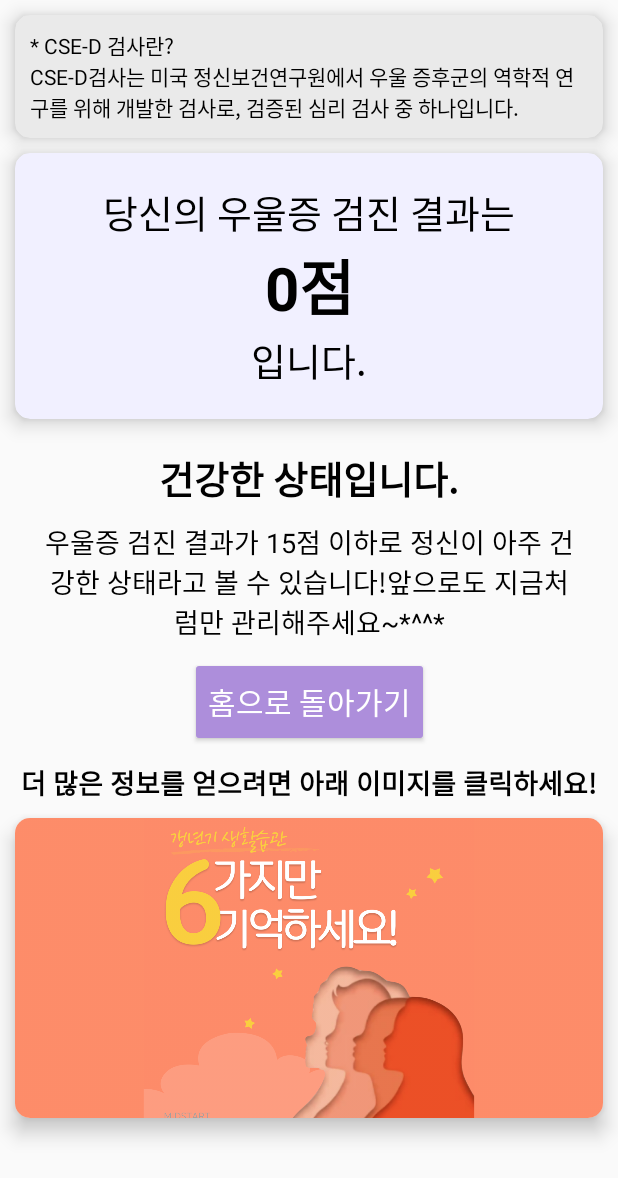
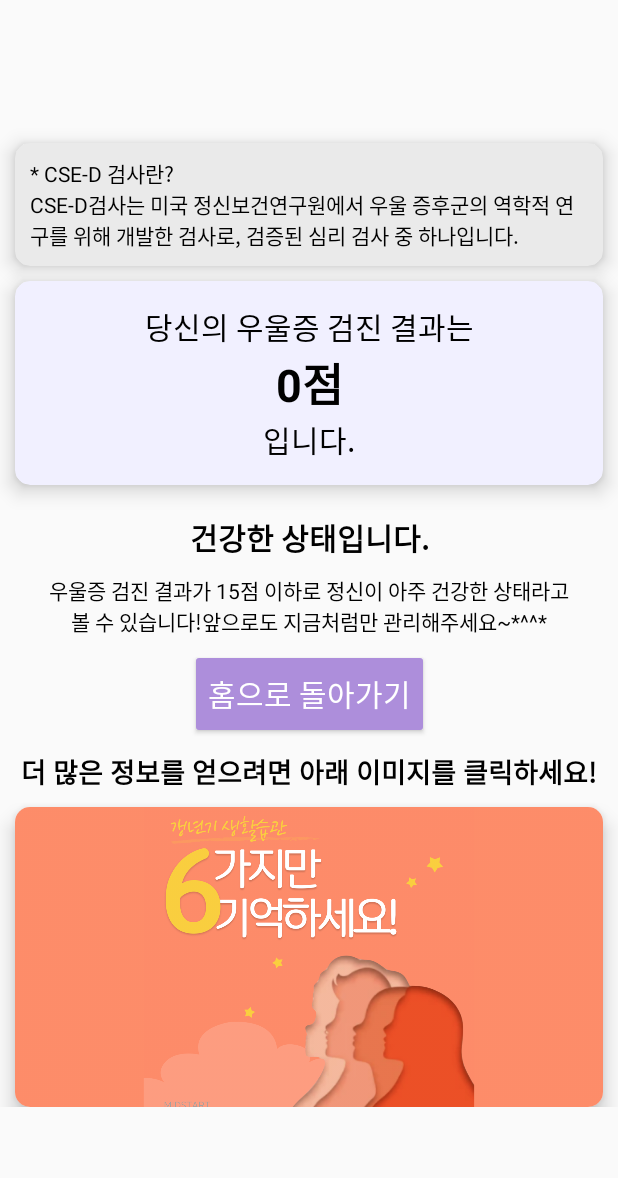
Before and after one commit to Midstart/Midstart_repo, an Android app: the CESresActivity screen opened directly, with no data from a screen before it, on a phone screen of 412 x 824 dp. Shown: the top 1178 px of the screen. Run offline under Robolectric (Android 15) with nearby library versions, the phone set to English and light mode, and no system bars.

Commit message:
우울증 검사 수정

```diff
--- a/app/src/main/res/layout/activity_cesres.xml
+++ b/app/src/main/res/layout/activity_cesres.xml
@@ -3,7 +3,9 @@
     xmlns:app="http://schemas.android.com/apk/res-auto"
     xmlns:tools="http://schemas.android.com/tools"
     android:layout_width="match_parent"
-    android:layout_height="match_parent"
+    android:layout_height="wrap_content"
+    android:gravity="center_vertical"
+    android:layout_gravity="center_vertical"
     tools:context=".CESresActivity">
 
     <androidx.cardview.widget.CardView
@@ -43,8 +45,8 @@
         app:layout_constraintTop_toBottomOf="@+id/aboutces"
         app:cardElevation="8dp">
         <androidx.constraintlayout.widget.ConstraintLayout
-            android:layout_marginTop="20dp"
-            android:layout_marginBottom="20dp"
+            android:layout_marginTop="15dp"
+            android:layout_marginBottom="15dp"
             android:layout_width="match_parent"
             android:layout_height="wrap_content"
 
@@ -56,7 +58,7 @@
         android:text="당신의 우울증 검진 결과는"
         android:layout_gravity="center"
         android:textColor="@color/black"
-        android:textSize="25dp"
+        android:textSize="20dp"
         android:layout_marginTop="30dp"
         app:layout_constraintEnd_toEndOf="parent"
         app:layout_constraintStart_toStartOf="parent"
@@ -71,7 +73,7 @@
         android:text="20점"
         android:textStyle="bold"
         android:textColor="@color/black"
-        android:textSize="40dp"
+        android:textSize="30dp"
 
         app:layout_constraintEnd_toEndOf="parent"
         app:layout_constraintStart_toStartOf="parent"
@@ -83,7 +85,7 @@
         android:layout_height="wrap_content"
         android:text="입니다."
         android:textColor="@color/black"
-        android:textSize="25dp"
+        android:textSize="20dp"
 
         app:layout_constraintEnd_toEndOf="parent"
         app:layout_constraintStart_toStartOf="parent"
@@ -98,7 +100,7 @@
         android:textStyle="bold"
         android:text="우울증 지수는 정상군에 속합니다!"
         android:textColor="@color/black"
-        android:textSize="25dp"
+        android:textSize="20dp"
         android:layout_marginTop="20dp"
         app:layout_constraintEnd_toEndOf="parent"
         app:layout_constraintStart_toStartOf="parent"
@@ -110,9 +112,9 @@
         android:layout_marginRight="28dp"
         android:layout_marginLeft="28dp"
         android:gravity="center"
-        android:text="우울증 검진 결과가 15점 이하로 정신이 아주 건강한 상태라고 볼 수 있습니다! 앞으로도 지금처럼만 관리해주세요~*^^*"
+        android:text="우울증 검진 결과가 25점 이상으로, 정신건강의학과 전문의 상담과 도움이 필요합니다. 우울증 치료에 중요한 것은 본인의 의지입니다. 전문기관의 도움을 받는 것을 두려워하지 마세요!"
         android:textColor="@color/black"
-        android:textSize="18dp"
+        android:textSize="14dp"
         android:layout_marginTop="10dp"
         app:layout_constraintEnd_toEndOf="parent"
         app:layout_constraintStart_toStartOf="parent"
@@ -123,7 +125,7 @@
         android:layout_width="wrap_content"
         android:layout_height="60dp"
         android:layout_gravity="center"
-        android:layout_marginTop="10dp"
+        android:layout_marginTop="8dp"
         android:backgroundTint="#AD8EDB"
         android:text="홈으로 돌아가기"
         android:textColor="@color/white"
@@ -137,7 +139,7 @@
         android:layout_height="wrap_content"
         android:layout_gravity="center"
         android:textStyle="bold"
-        android:layout_margin="10dp"
+        android:layout_margin="8dp"
         android:text="더 많은 정보를 얻으려면 아래 이미지를 클릭하세요!"
         android:textColor="@color/black"
         android:textSize="18dp"
```
Also changed, not shown: app/src/main/java/com/example/midstart/CESActivity.java (+6 -1 lines), app/src/main/res/layout/test_ques.xml (+19 -17 lines).
